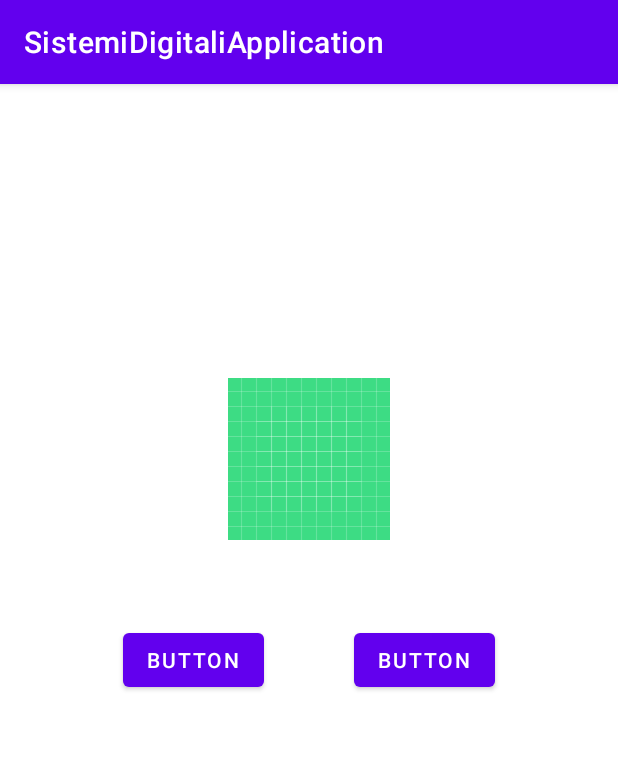
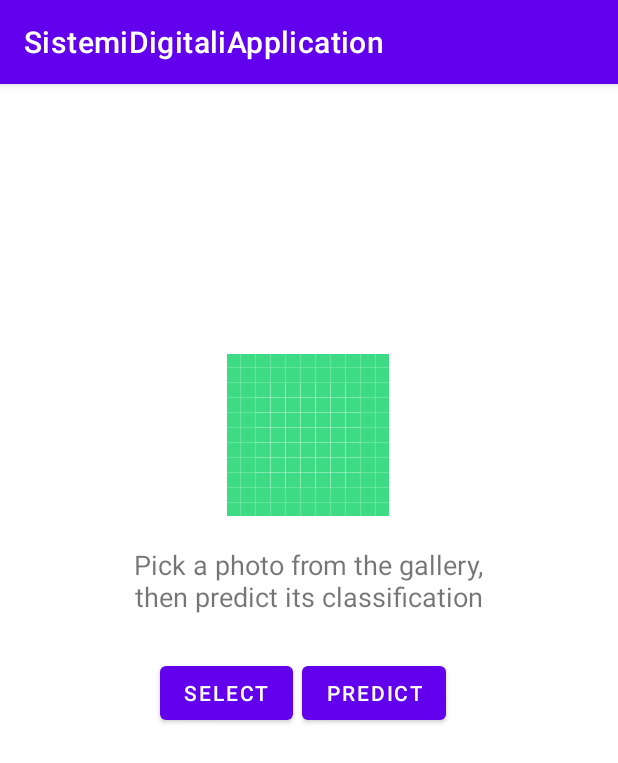
Before and after one commit to dropino/sistemiDigitali, an Android app: the screen it shows after launch (MainActivity), on a phone screen of 412 x 824 dp. Shown: the top 763 px of the screen. Run offline under Robolectric (Android 15) with nearby library versions, the light colour scheme and no system bars; libraries missing offline, so code that uses them is left out: org.tensorflow.lite.

Commit message:
Android Application
Camera loading + prediction

```diff
--- /dev/null
+++ b/SistemiDigitaliApplication/app/src/main/assets/label.txt
@@ -0,0 +1,5 @@
+Arch_bridges
+Castles
+Churches
+Towers
+Triumphal_Arches
--- /dev/null
+++ b/SistemiDigitaliApplication/app/src/main/java/it/unibo/sistemidigitali/CameraActivity.kt
@@ -0,0 +1,4 @@
+package it.unibo.sistemidigitali
+
+class CameraActivity {
+}
--- a/SistemiDigitaliApplication/app/src/main/java/it/unibo/sistemidigitali/MainActivity.kt
+++ b/SistemiDigitaliApplication/app/src/main/java/it/unibo/sistemidigitali/MainActivity.kt
@@ -1,11 +1,69 @@
 package it.unibo.sistemidigitali
 
+import android.content.Intent
+import android.graphics.Bitmap
+import android.net.Uri
+import android.os.Bundle
+import android.provider.MediaStore
+import android.util.Log
+import android.view.View
+import android.widget.Button
+import android.widget.ImageView
+import android.widget.TextView
 import androidx.appcompat.app.AppCompatActivity
-import android.os.Bundle
+import it.unibo.sistemidigitali.ml.SavedModel1
+import org.tensorflow.lite.DataType
+import org.tensorflow.lite.support.image.TensorImage
+import org.tensorflow.lite.support.tensorbuffer.TensorBuffer
+import java.nio.ByteBuffer
+
 
 class MainActivity : AppCompatActivity() {
+
+    lateinit var bitmap : Bitmap
+    lateinit var imgView : ImageView
+
     override fun onCreate(savedInstanceState: Bundle?) {
         super.onCreate(savedInstanceState)
         setContentView(R.layout.activity_main)
+        imgView = findViewById(R.id.imageView)
+        var tv2:TextView = findViewById(R.id.textView4)
+        tv2.visibility = View.INVISIBLE
+
+        var select : Button = findViewById(R.id.cameraButton)
+        select.setOnClickListener(View.OnClickListener {
+            var intent : Intent = Intent(Intent.ACTION_GET_CONTENT)
+            intent.type = "image/*"
+            startActivityForResult(intent, 100)
+        })
+
+        var predict: Button = findViewById(R.id.galleryButton)
+        predict.setOnClickListener(View.OnClickListener {
+            var resized : Bitmap = Bitmap.createScaledBitmap(bitmap, 384*4, 384, true)
+            val model = SavedModel1.newInstance(this)
+            // Creates inputs for reference.
+            val inputFeature0 = TensorBuffer.createFixedSize(intArrayOf(1, 384, 384, 3), DataType.FLOAT32)
+            var tbuffer = TensorImage.fromBitmap(resized)
+            var byteBuffer: ByteBuffer = tbuffer.buffer
+            inputFeature0.loadBuffer(byteBuffer) //<- qui smadonna
+            // Runs model inference and gets result.
+            val outputs = model.process(inputFeature0)
+            val outputFeature0 = outputs.outputFeature0AsTensorBuffer
+            tv2.visibility = View.VISIBLE
+            tv2.setText(outputFeature0.floatArray[4].toString())
+            // Releases model resources if no longer used.
+            val TAG = "tensor"
+            Log.i(TAG, "this is ${outputFeature0.floatArray[0].toString()}")
+            model.close()
+        })
     }
+
+    override fun onActivityResult(requestCode: Int, resultCode: Int, data: Intent?) {
+        super.onActivityResult(requestCode, resultCode, data)
+        imgView.setImageURI(data?.data)
+        var uri:Uri ?= data?.data
+        bitmap = MediaStore.Images.Media.getBitmap(this.contentResolver, uri)
+
+    }
+
 }
--- /dev/null
+++ b/SistemiDigitaliApplication/app/src/main/res/layout/activity_camera.xml
@@ -0,0 +1,6 @@
+<?xml version="1.0" encoding="utf-8"?>
+<androidx.constraintlayout.widget.ConstraintLayout
+    xmlns:android="http://schemas.android.com/apk/res/android" android:layout_width="match_parent"
+    android:layout_height="match_parent">
+
+</androidx.constraintlayout.widget.ConstraintLayout>
--- a/SistemiDigitaliApplication/app/src/main/res/layout/activity_main.xml
+++ b/SistemiDigitaliApplication/app/src/main/res/layout/activity_main.xml
@@ -10,44 +10,59 @@
         android:id="@+id/imageView"
         android:layout_width="wrap_content"
         android:layout_height="wrap_content"
-        android:layout_marginStart="151dp"
-        android:layout_marginLeft="151dp"
-        android:layout_marginTop="139dp"
-        android:layout_marginEnd="152dp"
-        android:layout_marginRight="152dp"
-        app:layout_constraintBottom_toTopOf="@+id/cameraButton"
+        android:layout_marginTop="180dp"
+        android:contentDescription="@string/picture"
         app:layout_constraintEnd_toEndOf="parent"
+        app:layout_constraintHorizontal_bias="0.498"
         app:layout_constraintStart_toStartOf="parent"
         app:layout_constraintTop_toTopOf="parent"
-        app:srcCompat="@drawable/ic_launcher_background"
-        android:contentDescription="TODO" />
+        app:srcCompat="@drawable/ic_launcher_background" />
+
+    <TextView
+        android:id="@+id/textView2"
+        android:layout_width="246dp"
+        android:layout_height="54dp"
+        android:layout_marginTop="20dp"
+        android:text="Pick a photo from the gallery, then predict its classification"
+        android:textAlignment="center"
+        android:textSize="18sp"
+        app:layout_constraintEnd_toEndOf="parent"
+        app:layout_constraintHorizontal_bias="0.498"
+        app:layout_constraintStart_toStartOf="parent"
+        app:layout_constraintTop_toBottomOf="@+id/imageView"
+        tools:text="Pick a photo from the gallery, then predict its classification" />
+
+    <Button
+        android:id="@+id/galleryButton"
+        android:layout_width="wrap_content"
+        android:layout_height="wrap_content"
+        android:layout_marginTop="20dp"
+        android:layout_marginEnd="108dp"
+        android:text="Predict"
+        app:layout_constraintEnd_toEndOf="parent"
+        app:layout_constraintStart_toEndOf="@+id/cameraButton"
+        app:layout_constraintTop_toBottomOf="@+id/textView2" />
 
     <Button
         android:id="@+id/cameraButton"
         android:layout_width="wrap_content"
         android:layout_height="wrap_content"
         android:layout_marginStart="100dp"
-        android:layout_marginLeft="100dp"
-        android:layout_marginEnd="30dp"
-        android:layout_marginRight="30dp"
-        android:layout_marginBottom="360dp"
-        android:text="Button"
+        android:layout_marginTop="20dp"
+        android:text="Select"
+        app:layout_constraintEnd_toStartOf="@+id/galleryButton"
+        app:layout_constraintHorizontal_bias="0.0"
+        app:layout_constraintStart_toStartOf="parent"
+        app:layout_constraintTop_toBottomOf="@+id/textView2" />
+
+    <TextView
+        android:id="@+id/textView4"
+        android:layout_width="157dp"
+        android:layout_height="63dp"
+        android:layout_marginBottom="144dp"
+        android:text="TextView"
         app:layout_constraintBottom_toBottomOf="parent"
-        app:layout_constraintEnd_toStartOf="@+id/galleryButton"
+        app:layout_constraintEnd_toEndOf="parent"
         app:layout_constraintStart_toStartOf="parent" />
 
-    <Button
-        android:id="@+id/galleryButton"
-        android:layout_width="wrap_content"
-        android:layout_height="wrap_content"
-        android:layout_marginStart="30dp"
-        android:layout_marginLeft="30dp"
-        android:layout_marginEnd="100dp"
-        android:layout_marginRight="100dp"
-        android:layout_marginBottom="360dp"
-        android:text="Button"
-        app:layout_constraintBottom_toBottomOf="parent"
-        app:layout_constraintEnd_toEndOf="parent"
-        app:layout_constraintStart_toEndOf="@+id/cameraButton" />
-
 </androidx.constraintlayout.widget.ConstraintLayout>
--- a/SistemiDigitaliApplication/app/src/main/res/values/strings.xml
+++ b/SistemiDigitaliApplication/app/src/main/res/values/strings.xml
@@ -1,3 +1,4 @@
 <resources>
     <string name="app_name">SistemiDigitaliApplication</string>
+    <string name="picture">TODO</string>
 </resources>
```
Also changed, not shown: SistemiDigitaliApplication/app/build.gradle (+6 -1 lines), SistemiDigitaliApplication/app/src/main/AndroidManifest.xml (+4 -3 lines), SistemiDigitaliApplication/app/src/main/java/it/unibo/sistemidigitali/LoadPicture.java (deleted, +0 -13 lines), SistemiDigitaliApplication/app/src/main/java/it/unibo/sistemidigitali/LoadPicture.kt (added, +25 -0 lines), SistemiDigitaliApplication/app/src/main/java/it/unibo/sistemidigitali/Simulation.java (+5 -5 lines), 5 other files.
